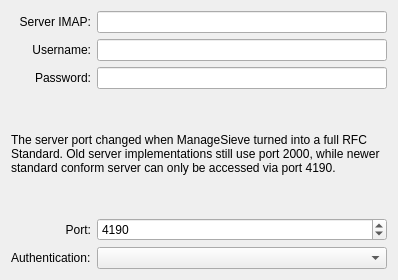
First picture: the form in sieveeditor/ui/serversievesettings.ui, repository KDE/kdepim, before the edit.
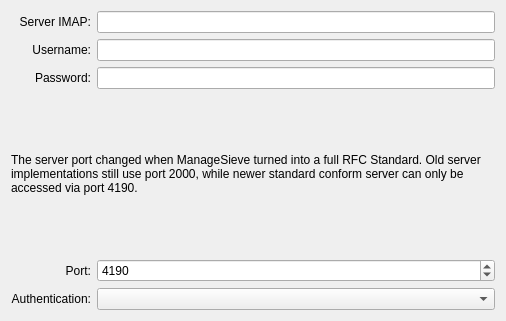
Second picture: the form after the edit.

Commit message:
Fix Bug 352334 - Minor adjustments in the 'Add Sieve Server' dialog
FIXED-IN: 15.08.1

What changed in the file:
```diff
--- a/sieveeditor/ui/serversievesettings.ui
+++ b/sieveeditor/ui/serversievesettings.ui
@@ -6,8 +6,8 @@
    <rect>
     <x>0</x>
     <y>0</y>
-    <width>398</width>
-    <height>280</height>
+    <width>506</width>
+    <height>321</height>
    </rect>
   </property>
   <layout class="QGridLayout" name="gridLayout">
@@ -90,6 +90,9 @@
      <property name="text">
       <string>Authentication:</string>
      </property>
+     <property name="alignment">
+      <set>Qt::AlignRight|Qt::AlignTrailing|Qt::AlignVCenter</set>
+     </property>
     </widget>
    </item>
    <item row="5" column="1">
```
The commit also changes 2 other files.
